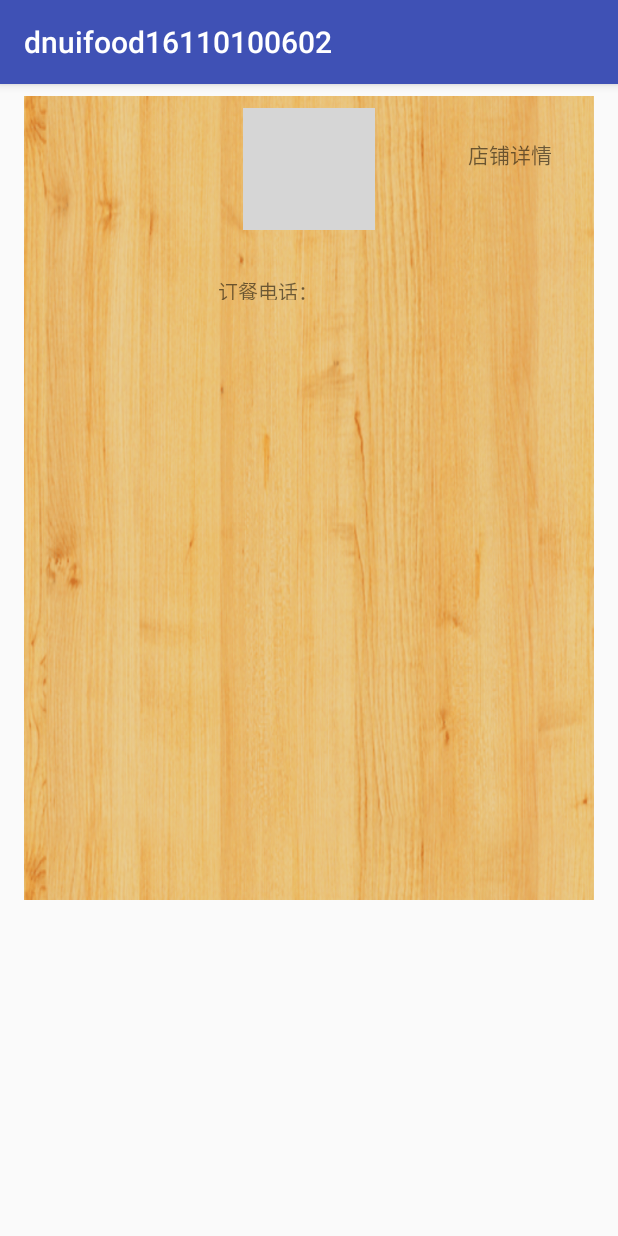
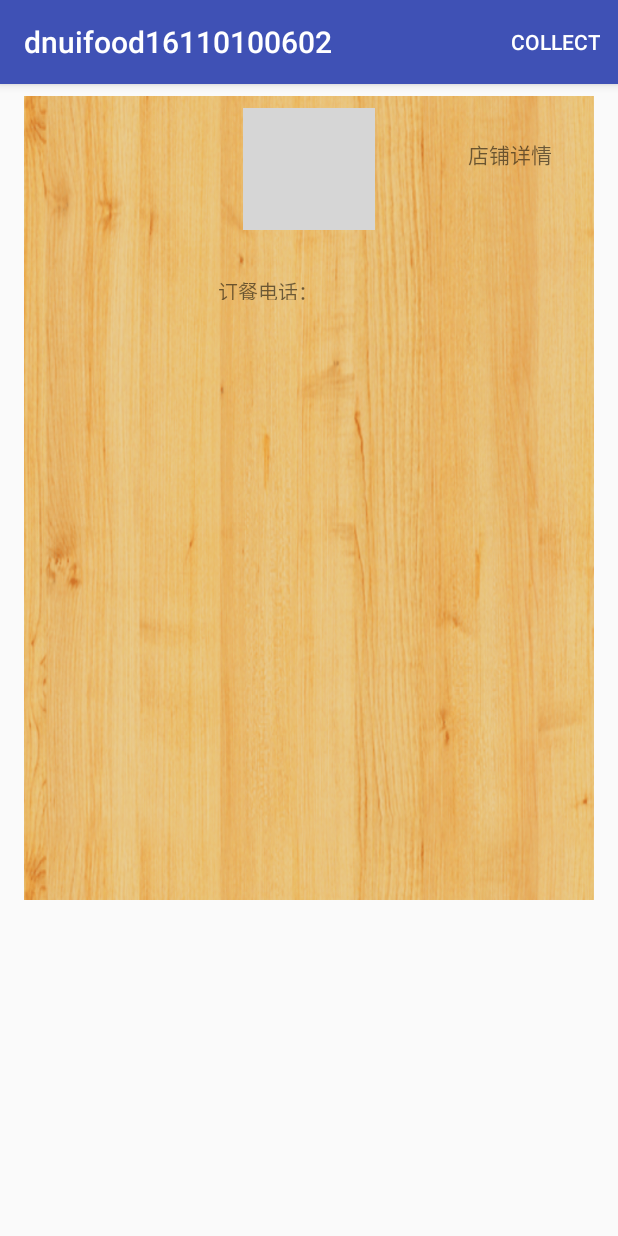
Before and after one commit to WhataDavid/DnuFoodApp, an Android app: the GetFoodByShopActivity screen opened directly, with no data from a screen before it, on a phone screen of 412 x 824 dp. Run offline under Robolectric (Android 15) with nearby library versions, the phone set to English and light mode, and no system bars; our stand-ins replace Picasso; pictures from the network do not load; 3 statements that could not run were skipped; grey boxes are pictures that could not be loaded.

Commit message:
店铺收藏/取消收藏功能已完成

```diff
--- a/app/src/main/java/cn/dnui_dx602/dnuifood16110100602/controller/GetFoodByShopActivity.java
+++ b/app/src/main/java/cn/dnui_dx602/dnuifood16110100602/controller/GetFoodByShopActivity.java
@@ -8,12 +8,15 @@ import android.os.Bundle;
 import android.support.v7.widget.LinearLayoutManager;
 import android.support.v7.widget.RecyclerView;
 import android.view.Gravity;
+import android.view.Menu;
+import android.view.MenuItem;
 import android.view.View;
 import android.view.Window;
 import android.view.WindowManager;
 import android.widget.ImageView;
 import android.widget.RatingBar;
 import android.widget.TextView;
+import android.widget.Toast;
 
 import com.google.gson.Gson;
 import com.google.gson.reflect.TypeToken;
@@ -30,30 +33,42 @@ import java.util.List;
 
 import cn.dnui_dx602.dnuifood16110100602.R;
 import cn.dnui_dx602.dnuifood16110100602.adapter.FoodAdapter;
+import cn.dnui_dx602.dnuifood16110100602.bean.CollectBean;
 import cn.dnui_dx602.dnuifood16110100602.bean.FoodBean;
+import cn.dnui_dx602.dnuifood16110100602.bean.Success;
 
 public class GetFoodByShopActivity extends BaseActivity {
     SharedPreferences sharedPreferences;
-    private TextView shopname,phonenum,intro,detail,dialog_shopname,dialog_phonenum,dialog_address,dialog_intro;
+    private TextView shopname, phonenum, intro, detail, dialog_shopname, dialog_phonenum, dialog_address, dialog_intro;
     RatingBar dialog_ratingBar;
-    ImageView imageView,dialog_imageView;
+    ImageView imageView, dialog_imageView;
     RecyclerView recyclerView;
-    String shopnameString,phonenumString,picString,introString,shopidString,levelString,addressString;
+    String shopnameString, phonenumString, picString, introString, shopidString, levelString, addressString;
+    Menu menu;
+    Gson gson;
+    CollectBean collectBean;
+    String Like, urlString;
+    Success success;
+    int flag = 0;
+    public static MenuItem menuItem;
 
     @Override
     void initViews() {
         setLayout(R.layout.activity_get_food_by_shop);
-        shopname=findViewById(R.id.shopname);
-        phonenum=findViewById(R.id.phonenum);
-        imageView=findViewById(R.id.image);
+        shopname = findViewById(R.id.shopname);
+        phonenum = findViewById(R.id.phonenum);
+        imageView = findViewById(R.id.image);
 //        intro=findViewById(R.id.intro);
-        recyclerView=findViewById(R.id.food_list);
-        detail=findViewById(R.id.detail);
+        recyclerView = findViewById(R.id.food_list);
+        detail = findViewById(R.id.detail);
+    }
 
-
-
-
-
+    @Override
+    public boolean onCreateOptionsMenu(final Menu menu) {
+        getMenuInflater().inflate(R.menu.menu, menu);
+        this.menu = menu;
+        menuItem = menu.findItem(R.id.menu_collect);
+        return super.onCreateOptionsMenu(menu);
     }
 
     @Override
@@ -61,21 +76,18 @@ public class GetFoodByShopActivity extends BaseActivity {
         detail.setOnClickListener(new View.OnClickListener() {
             @Override
             public void onClick(View view) {
-                AlertDialog.Builder builder=new AlertDialog.Builder(GetFoodByShopActivity.this);
+                AlertDialog.Builder builder = new AlertDialog.Builder(GetFoodByShopActivity.this);
                 final AlertDialog dialog = builder.create();
                 View dialogView = View.inflate(GetFoodByShopActivity.this, R.layout.dialog_detail, null);
-
-
-
                 //设置对话框布局
                 dialog.setView(dialogView);
 
-                dialog_shopname=dialogView.findViewById(R.id.dialog_shopnameView2);
-                dialog_address=dialogView.findViewById(R.id.dialog_addressView);
-                dialog_imageView=dialogView.findViewById(R.id.dialog_imageView);
-                dialog_intro=dialogView.findViewById(R.id.dialog_introView);
-                dialog_phonenum=dialogView.findViewById(R.id.dialog_phonenumView);
-                dialog_ratingBar=dialogView.findViewById(R.id.dialog_ratingBar);
+                dialog_shopname = dialogView.findViewById(R.id.dialog_shopnameView2);
+                dialog_address = dialogView.findViewById(R.id.dialog_addressView);
+                dialog_imageView = dialogView.findViewById(R.id.dialog_imageView);
+                dialog_intro = dialogView.findViewById(R.id.dialog_introView);
+                dialog_phonenum = dialogView.findViewById(R.id.dialog_phonenumView);
+                dialog_ratingBar = dialogView.findViewById(R.id.dialog_ratingBar);
 
                 dialog_shopname.setText(shopnameString);
                 dialog_address.setText(addressString);
@@ -85,25 +97,68 @@ public class GetFoodByShopActivity extends BaseActivity {
                 String url = "http://172.24.10.175:8080/foodService/" + picString;
                 Picasso.get().load(url).into(dialog_imageView);
                 dialog.show();
-
-
             }
         });
     }
 
     @Override
+    public boolean onOptionsItemSelected(MenuItem item) {
+        new AsyncTask<String, Void, Void>() {
+            @Override
+            protected void onPostExecute(Void aVoid) {
+                super.onPostExecute(aVoid);
+                SharedPreferences.Editor editor = sharedPreferences.edit();
+                if (sharedPreferences.getString("like", "").equals("1") && success.getSuccess().equals("1")) {
+                    menuItem.setIcon(R.drawable.dislike);
+                    editor.putString("like", "0");
+                } else if (sharedPreferences.getString("like", "").equals("0") && success.getSuccess().equals("1")) {
+                    menuItem.setIcon(R.drawable.like);
+                    editor.putString("like", "1");
+                }
+                editor.commit();
+                initLike();
+            }
+            String line = new String();
+            @Override
+            protected Void doInBackground(String... strings) {
+                try {
+                    URL url = new URL(strings[0]);
+                    URLConnection connection = url.openConnection();
+                    InputStream inputStream = connection.getInputStream();
+                    InputStreamReader inputStreamReader = new InputStreamReader(inputStream, "utf-8");
+                    BufferedReader bufferedReader = new BufferedReader(inputStreamReader);
+                    while ((line = bufferedReader.readLine()) != null) {
+                        System.out.println("店铺收藏返回信息" + line);
+                        gson = new Gson();
+                        success = gson.fromJson(line, Success.class);
+                        bufferedReader.close();
+                        inputStreamReader.close();
+                        inputStream.close();
+                    }
+                } catch (MalformedURLException e) {
+
+                } catch (IOException e) {
+                    e.printStackTrace();
+                }
+                return null;
+            }
+        }.execute("http://172.24.10.175:8080/foodService/userCollectShop.do?user_id=" + LoginActivity.user_id + "&shop_id=" + shopidString);
+        return super.onOptionsItemSelected(item);
+    }
+
+    @Override
     void initDatas() {
-        sharedPreferences=getSharedPreferences("INFOR", Context.MODE_PRIVATE);
-         shopnameString = sharedPreferences.getString("shopname","");
-         phonenumString = sharedPreferences.getString("phonenum","");
-         introString = sharedPreferences.getString("intro","");
-         picString = sharedPreferences.getString("pic","");
-         shopidString = sharedPreferences.getString("shopid","");
-         levelString = sharedPreferences.getString("level","");
-        addressString=sharedPreferences.getString("address","");
-        System.out.println("Address:--------------------------"+addressString);
+        sharedPreferences = getSharedPreferences("INFOR", Context.MODE_PRIVATE);
+        shopnameString = sharedPreferences.getString("shopname", "");
+        phonenumString = sharedPreferences.getString("phonenum", "");
+        introString = sharedPreferences.getString("intro", "");
+        picString = sharedPreferences.getString("pic", "");
+        shopidString = sharedPreferences.getString("shopid", "");
+        levelString = sharedPreferences.getString("level", "");
+        addressString = sharedPreferences.getString("address", "");
+        System.out.println("Address:--------------------------" + addressString);
         shopname.setText(shopnameString);
-        phonenum.setText("订餐电话："+phonenumString);
+        phonenum.setText("订餐电话：" + phonenumString);
 //        intro.setText(introString);
         String url = "http://172.24.10.175:8080/foodService/" + picString;
         Picasso.get().load(url).into(imageView);
@@ -113,14 +168,59 @@ public class GetFoodByShopActivity extends BaseActivity {
         getData();
     }
 
+    private void initLike() {
+        new AsyncTask<String, Void, Void>() {
+            @Override
+            protected void onPostExecute(Void aVoid) {
+                super.onPostExecute(aVoid);
+                if (Like.equals("1")) {
+                    menuItem.setIcon(R.drawable.like);
+                } else if (Like.equals("0")) {
+                    menuItem.setIcon(R.drawable.dislike);
+                }
+            }
+            String line2 = new String();
+            @Override
+            protected Void doInBackground(String... strings) {
+                try {
+                    URL url = new URL(strings[0]);
+                    URLConnection connection = url.openConnection();
+                    InputStream inputStream = connection.getInputStream();
+                    InputStreamReader inputStreamReader = new InputStreamReader(inputStream, "utf-8");
+                    BufferedReader bufferedReader = new BufferedReader(inputStreamReader);
+                    while ((line2 = bufferedReader.readLine()) != null) {
+                        System.out.println("---------------------Like-------------------");
+                        System.out.println(sharedPreferences.getString("shopid", ""));
+                        System.out.println("收藏状态返回信息" + line2);
+                        gson = new Gson();
+                        collectBean = gson.fromJson(line2, CollectBean.class);
+                        System.out.println("COLLECTED  BEAN  :::::" + collectBean.getCollected());
+                        Like = collectBean.getCollected();
+                        SharedPreferences.Editor editor = sharedPreferences.edit();
+                        editor.putString("like", collectBean.getCollected());
+                        editor.commit();
+                        bufferedReader.close();
+                        inputStreamReader.close();
+                        inputStream.close();
+                    }
+                } catch (MalformedURLException e) {
+                } catch (IOException e) {
+                    e.printStackTrace();
+                }
+                return null;
+            }
+        }.execute("http://172.24.10.175:8080/foodService/isCollected.do?user_id=" + LoginActivity.user_id + "&shop_food_id=" + sharedPreferences.getString("shopid", "") + "&flag=0");
+    }
+
     private void getData() {
-        String string="http://172.24.10.175:8080/foodService/getFoodByShop.do?shop_id="+shopidString;
+        String string = "http://172.24.10.175:8080/foodService/getFoodByShop.do?shop_id=" + shopidString;
         new AsyncTask<String, Void, Void>() {
             List<FoodBean> foodsList;
             @Override
             protected void onPostExecute(Void aVoid) {
                 recyclerView.setAdapter(new FoodAdapter(foodsList));
                 super.onPostExecute(aVoid);
+                initLike();
             }
             @Override
             protected Void doInBackground(String... strings) {
@@ -132,17 +232,15 @@ public class GetFoodByShopActivity extends BaseActivity {
                     BufferedReader bufferedReader = new BufferedReader(inputStreamReader);
                     String line;
                     while ((line = bufferedReader.readLine()) != null) {
-                        System.out.println("菜单返回信息"+line );
-                        foodsList = new Gson().fromJson(line, new TypeToken<List<FoodBean>>(){}.getType());
+                        System.out.println("菜单返回信息" + line);
+                        foodsList = new Gson().fromJson(line, new TypeToken<List<FoodBean>>() {
+                        }.getType());
                         System.out.println(foodsList.get(0).toString());
-
                         bufferedReader.close();
                         inputStreamReader.close();
                         inputStream.close();
                     }
-
                 } catch (MalformedURLException e) {
-
                 } catch (IOException e) {
                     e.printStackTrace();
                 }
@@ -153,6 +251,8 @@ public class GetFoodByShopActivity extends BaseActivity {
 
     @Override
     protected void onCreate(Bundle savedInstanceState) {
+        urlString = "http://172.24.10.175:8080/foodService/isCollected.do?user_id=" + LoginActivity.user_id + "&shop_food_id=" + shopidString + "&flag=0";
+
         initViews();
         initEvents();
         initDatas();
--- /dev/null
+++ b/app/src/main/res/drawable/dislike.xml
@@ -0,0 +1,5 @@
+<vector android:height="24dp" android:tint="#E11B07"
+    android:viewportHeight="24.0" android:viewportWidth="24.0"
+    android:width="24dp" xmlns:android="http://schemas.android.com/apk/res/android">
+    <path android:fillColor="#FF000000" android:pathData="M16.5,3c-1.74,0 -3.41,0.81 -4.5,2.09C10.91,3.81 9.24,3 7.5,3 4.42,3 2,5.42 2,8.5c0,3.78 3.4,6.86 8.55,11.54L12,21.35l1.45,-1.32C18.6,15.36 22,12.28 22,8.5 22,5.42 19.58,3 16.5,3zM12.1,18.55l-0.1,0.1 -0.1,-0.1C7.14,14.24 4,11.39 4,8.5 4,6.5 5.5,5 7.5,5c1.54,0 3.04,0.99 3.57,2.36h1.87C13.46,5.99 14.96,5 16.5,5c2,0 3.5,1.5 3.5,3.5 0,2.89 -3.14,5.74 -7.9,10.05z"/>
+</vector>
--- /dev/null
+++ b/app/src/main/res/drawable/like.xml
@@ -0,0 +1,5 @@
+<vector android:height="24dp" android:tint="#E11B07"
+    android:viewportHeight="24.0" android:viewportWidth="24.0"
+    android:width="24dp" xmlns:android="http://schemas.android.com/apk/res/android">
+    <path android:fillColor="#FF000000" android:pathData="M12,21.35l-1.45,-1.32C5.4,15.36 2,12.28 2,8.5 2,5.42 4.42,3 7.5,3c1.74,0 3.41,0.81 4.5,2.09C13.09,3.81 14.76,3 16.5,3 19.58,3 22,5.42 22,8.5c0,3.78 -3.4,6.86 -8.55,11.54L12,21.35z"/>
+</vector>
--- /dev/null
+++ b/app/src/main/res/menu/menu.xml
@@ -0,0 +1,9 @@
+<?xml version="1.0" encoding="utf-8"?>
+<menu xmlns:app="http://schemas.android.com/apk/res-auto"
+    xmlns:android="http://schemas.android.com/apk/res/android">
+
+    <item
+        android:id="@+id/menu_collect"
+        android:title="collect"
+        app:showAsAction="always" />
+</menu>
```
